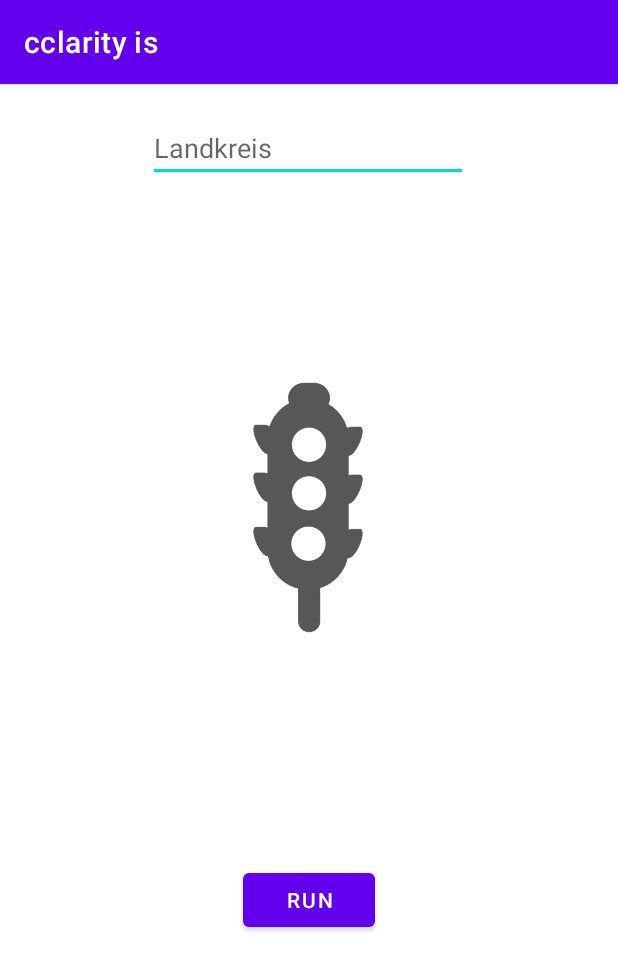
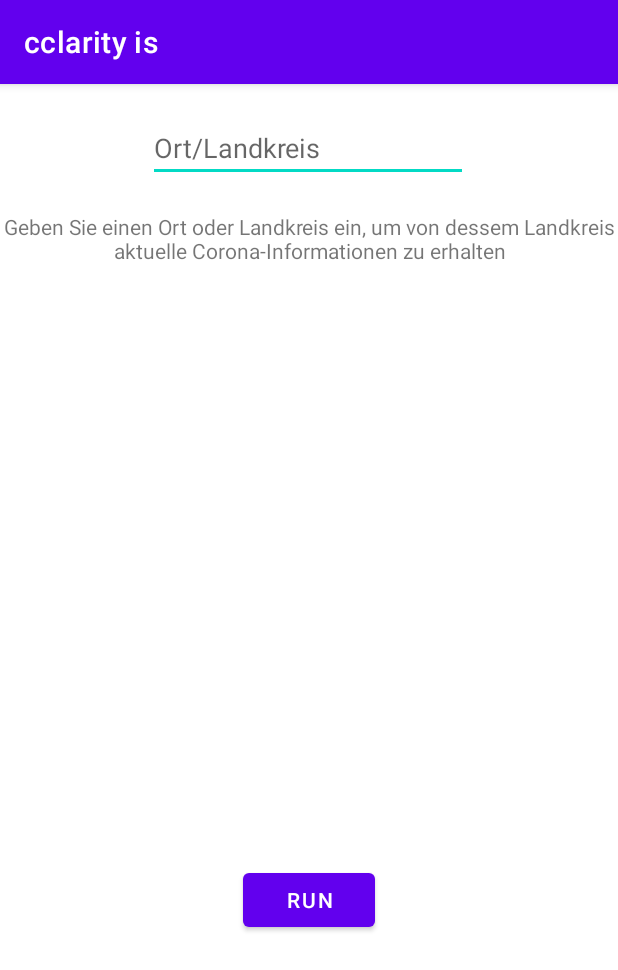
Before and after one commit to L30N3N/cclarity_is, an Android app: the screen it shows after launch (MainActivity), on a phone screen of 412 x 824 dp. Shown: the top 970 px of the screen. Run offline under Robolectric (Android 15) with nearby library versions, the phone set to English and light mode, and no system bars; libraries missing offline, so code that uses them is left out: org.osmdroid.bonuspack.

Commit message:
Eingabe des Ortes und autmatische Ermittlung des Landkreises v1

```diff
--- a/app/src/main/AndroidManifest.xml
+++ b/app/src/main/AndroidManifest.xml
@@ -4,6 +4,8 @@
 
     <uses-permission android:name="android.permission.INTERNET" />
     <uses-permission android:name="android.permission.ACCESS_NETWORK_STATE" />
+    <uses-permission android:name="android.permission.ACCESS_FINE_LOCATION" />
+    <uses-permission android:name="android.permission.ACCESS_COARSE_LOCATION" />
 
     <application
         android:allowBackup="true"
@@ -11,7 +13,8 @@
         android:label="@string/app_name"
         android:roundIcon="@mipmap/ic_launcher_round"
         android:supportsRtl="true"
-        android:theme="@style/Theme.CclarityIs">
+        android:theme="@style/Theme.CclarityIs"
+        android:usesCleartextTraffic="true">
         <activity android:name=".MainActivity">
             <intent-filter>
                 <action android:name="android.intent.action.MAIN" />
--- a/app/src/main/res/layout/activity_main2.xml
+++ b/app/src/main/res/layout/activity_main2.xml
@@ -20,10 +20,12 @@
         android:id="@+id/textView"
         android:layout_width="wrap_content"
         android:layout_height="wrap_content"
-        android:layout_marginTop="100dp"
+        android:layout_marginTop="20dp"
+        android:text="@string/information"
+        android:gravity="center"
         app:layout_constraintEnd_toEndOf="parent"
         app:layout_constraintStart_toStartOf="parent"
-        app:layout_constraintTop_toTopOf="parent" />
+        app:layout_constraintTop_toBottomOf="@+id/editTextTextPersonName" />
 
 
     <TextView
@@ -31,7 +33,7 @@
         android:layout_width="wrap_content"
         android:layout_height="wrap_content"
         android:layout_marginTop="20dp"
-        android:layout_marginEnd="200dp"
+        android:layout_marginEnd="130dp"
         android:layout_marginBottom="10dp"
         app:layout_constraintBottom_toTopOf="@+id/button"
         app:layout_constraintEnd_toEndOf="parent"
@@ -42,7 +44,7 @@
         android:id="@+id/imageView"
         android:layout_width="181dp"
         android:layout_height="326dp"
-        android:layout_marginTop="50dp"
+        android:layout_marginTop="40dp"
         android:layout_marginBottom="70dp"
         app:layout_constraintBottom_toTopOf="@+id/button"
         app:layout_constraintEnd_toEndOf="parent"
@@ -50,7 +52,8 @@
         app:layout_constraintStart_toEndOf="@+id/textView2"
         app:layout_constraintTop_toBottomOf="@+id/editTextTextPersonName"
         app:layout_constraintVertical_bias="0.454"
-        app:srcCompat="@drawable/ampel_leer" />
+        app:srcCompat="@drawable/ampel_leer"
+        android:visibility="gone"/>
 
     <EditText
         android:id="@+id/editTextTextPersonName"
@@ -58,7 +61,7 @@
         android:layout_height="wrap_content"
         android:layout_marginTop="20dp"
         android:ems="10"
-        android:inputType="textPersonName"
+        android:inputType="textCapSentences"
         android:hint="@string/eingabefeld_hint"
         app:layout_constraintBottom_toTopOf="@+id/button"
         app:layout_constraintEnd_toEndOf="parent"
--- a/app/src/main/res/values/strings.xml
+++ b/app/src/main/res/values/strings.xml
@@ -1,5 +1,6 @@
 <resources>
     <string name="app_name">cclarity is</string>
     <string name="button_name">Run</string>
-    <string name="eingabefeld_hint">Landkreis</string>
+    <string name="eingabefeld_hint">Ort/Landkreis</string>
+    <string name="information">Geben Sie einen Ort oder Landkreis ein, um von dessem Landkreis aktuelle Corona-Informationen zu erhalten</string>
 </resources>
--- a/build.gradle
+++ b/build.gradle
@@ -16,6 +16,9 @@ allprojects {
     repositories {
         google()
         jcenter()
+        maven {
+            url "https://jitpack.io"
+        }
     }
 }
 
```
Also changed, not shown: app/build.gradle (+8 -6 lines), app/src/main/java/de/dhbwmatinf19ai1/cclarityis/MainActivity.java (+55 -7 lines).
